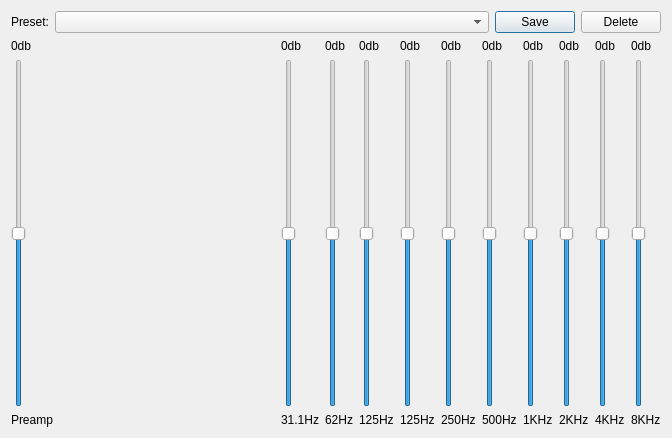
billlin0904/xamp2, file src/xamp/widget/equalizerdialog.ui: the form before one commit.
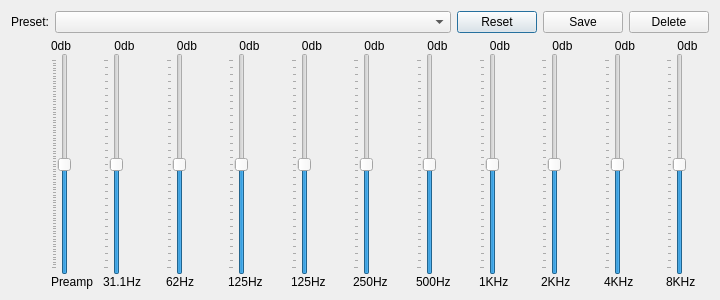
The form after the commit. Custom widgets are drawn as their Qt base class.

What changed in the file:
```diff
--- a/src/xamp/widget/equalizerdialog.ui
+++ b/src/xamp/widget/equalizerdialog.ui
@@ -6,16 +6,34 @@
    <rect>
     <x>0</x>
     <y>0</y>
-    <width>672</width>
-    <height>438</height>
+    <width>720</width>
+    <height>300</height>
    </rect>
   </property>
+  <property name="sizePolicy">
+   <sizepolicy hsizetype="Fixed" vsizetype="Fixed">
+    <horstretch>0</horstretch>
+    <verstretch>0</verstretch>
+   </sizepolicy>
+  </property>
+  <property name="minimumSize">
+   <size>
+    <width>720</width>
+    <height>300</height>
+   </size>
+  </property>
+  <property name="maximumSize">
+   <size>
+    <width>720</width>
+    <height>300</height>
+   </size>
+  </property>
   <property name="windowTitle">
    <string>Equalizer</string>
   </property>
   <layout class="QVBoxLayout" name="verticalLayout_13" stretch="0,1">
    <item>
-    <layout class="QHBoxLayout" name="horizontalLayout" stretch="0,1,0,0">
+    <layout class="QHBoxLayout" name="horizontalLayout" stretch="0,1,0,0,0">
      <item>
       <widget class="QLabel" name="label_23">
        <property name="text">
@@ -26,6 +44,13 @@
      <item>
       <widget class="QComboBox" name="eqPresetComboBox"/>
      </item>
+     <item>
+      <widget class="QPushButton" name="resetButton">
+       <property name="text">
+        <string>Reset</string>
+       </property>
+      </widget>
+     </item>
      <item>
       <widget class="QPushButton" name="pushButton">
        <property name="text">
@@ -43,14 +68,39 @@
     </layout>
    </item>
    <item>
-    <layout class="QHBoxLayout" name="horizontalLayout_3">
+    <layout class="QHBoxLayout" name="horizontalLayout_3" stretch="1,0,1">
+     <property name="spacing">
+      <number>0</number>
+     </property>
+     <item>
+      <spacer name="horizontalSpacer">
+       <property name="orientation">
+        <enum>Qt::Horizontal</enum>
+       </property>
+       <property name="sizeType">
+        <enum>QSizePolicy::Fixed</enum>
+       </property>
+       <property name="sizeHint" stdset="0">
+        <size>
+         <width>40</width>
+         <height>20</height>
+        </size>
+       </property>
+      </spacer>
+     </item>
      <item>
       <layout class="QVBoxLayout" name="verticalLayout_12">
+       <property name="spacing">
+        <number>0</number>
+       </property>
        <item>
         <widget class="QLabel" name="band1DbLabel_2">
          <property name="text">
           <string>0db</string>
          </property>
+         <property name="alignment">
+          <set>Qt::AlignLeading|Qt::AlignLeft|Qt::AlignVCenter</set>
+         </property>
         </widget>
        </item>
        <item>
@@ -64,6 +114,9 @@
          <property name="orientation">
           <enum>Qt::Vertical</enum>
          </property>
+         <property name="tickPosition">
+          <enum>QSlider::TicksAbove</enum>
+         </property>
         </widget>
        </item>
        <item>
@@ -77,13 +130,38 @@
      </item>
      <item>
       <layout class="QHBoxLayout" name="horizontalLayout_2">
+       <property name="spacing">
+        <number>20</number>
+       </property>
+       <item>
+        <spacer name="horizontalSpacer_2">
+         <property name="orientation">
+          <enum>Qt::Horizontal</enum>
+         </property>
+         <property name="sizeType">
+          <enum>QSizePolicy::Fixed</enum>
+         </property>
+         <property name="sizeHint" stdset="0">
+          <size>
+           <width>10</width>
+           <height>20</height>
+          </size>
+         </property>
+        </spacer>
+       </item>
        <item>
         <layout class="QVBoxLayout" name="verticalLayout">
+         <property name="spacing">
+          <number>0</number>
+         </property>
          <item>
           <widget class="QLabel" name="band1DbLabel">
            <property name="text">
             <string>0db</string>
            </property>
+           <property name="alignment">
+            <set>Qt::AlignCenter</set>
+           </property>
           </widget>
          </item>
          <item>
@@ -97,6 +175,9 @@
            <property name="orientation">
             <enum>Qt::Vertical</enum>
            </property>
+           <property name="tickPosition">
+            <enum>QSlider::TicksAbove</enum>
+           </property>
           </widget>
          </item>
          <item>
@@ -110,11 +191,17 @@
        </item>
        <item>
         <layout class="QVBoxLayout" name="verticalLayout_2">
+         <property name="spacing">
+          <number>0</number>
+         </property>
          <item>
           <widget class="QLabel" name="band2DbLabel">
            <property name="text">
             <string>0db</string>
            </property>
+           <property name="alignment">
+            <set>Qt::AlignCenter</set>
+           </property>
           </widget>
          </item>
          <item>
@@ -128,6 +215,9 @@
            <property name="orientation">
             <enum>Qt::Vertical</enum>
            </property>
+           <property name="tickPosition">
+            <enum>QSlider::TicksAbove</enum>
+           </property>
           </widget>
          </item>
          <item>
@@ -141,11 +231,17 @@
        </item>
        <item>
         <layout class="QVBoxLayout" name="verticalLayout_3">
+         <property name="spacing">
+          <number>0</number>
+         </property>
          <item>
           <widget class="QLabel" name="band3DbLabel">
            <property name="text">
             <string>0db</string>
            </property>
+           <property name="alignment">
+            <set>Qt::AlignCenter</set>
+           </property>
           </widget>
          </item>
          <item>
@@ -159,6 +255,9 @@
            <property name="orientation">
             <enum>Qt::Vertical</enum>
            </property>
+           <property name="tickPosition">
+            <enum>QSlider::TicksAbove</enum>
+           </property>
           </widget>
          </item>
          <item>
@@ -172,11 +271,17 @@
        </item>
        <item>
         <layout class="QVBoxLayout" name="verticalLayout_4">
+         <property name="spacing">
+          <number>0</number>
+         </property>
          <item>
           <widget class="QLabel" name="band4DbLabel">
            <property name="text">
             <string>0db</string>
            </property>
+           <property name="alignment">
+            <set>Qt::AlignCenter</set>
+           </property>
           </widget>
          </item>
          <item>
@@ -190,6 +295,9 @@
            <property name="orientation">
             <enum>Qt::Vertical</enum>
            </property>
+           <property name="tickPosition">
+            <enum>QSlider::TicksAbove</enum>
+           </property>
           </widget>
          </item>
          <item>
@@ -203,11 +311,17 @@
        </item>
        <item>
         <layout class="QVBoxLayout" name="verticalLayout_5">
+         <property name="spacing">
+          <number>0</number>
+         </property>
          <item>
           <widget class="QLabel" name="band5DbLabel">
            <property name="text">
             <string>0db</string>
            </property>
+           <property name="alignment">
+            <set>Qt::AlignCenter</set>
+           </property>
           </widget>
          </item>
          <item>
@@ -221,6 +335,9 @@
            <property name="orientation">
             <enum>Qt::Vertical</enum>
            </property>
+           <property name="tickPosition">
+            <enum>QSlider::TicksAbove</enum>
+           </property>
           </widget>
          </item>
          <item>
@@ -234,11 +351,17 @@
        </item>
        <item>
         <layout class="QVBoxLayout" name="verticalLayout_6">
+         <property name="spacing">
+          <number>0</number>
+         </property>
          <item>
           <widget class="QLabel" name="band6DbLabel">
            <property name="text">
             <string>0db</string>
            </property>
+           <property name="alignment">
+            <set>Qt::AlignCenter</set>
+           </property>
           </widget>
          </item>
          <item>
@@ -252,8 +375,8 @@
            <property name="orientation">
             <enum>Qt::Vertical</enum>
            </property>
-           <property name="tickInterval">
-            <number>1</number>
+           <property name="tickPosition">
+            <enum>QSlider::TicksAbove</enum>
            </property>
           </widget>
          </item>
@@ -268,11 +391,17 @@
        </item>
        <item>
         <layout class="QVBoxLayout" name="verticalLayout_7">
+         <property name="spacing">
+          <number>0</number>
+         </property>
          <item>
           <widget class="QLabel" name="band7DbLabel">
            <property name="text">
             <string>0db</string>
            </property>
+           <property name="alignment">
+            <set>Qt::AlignCenter</set>
+           </property>
           </widget>
          </item>
          <item>
@@ -286,6 +415,9 @@
            <property name="orientation">
             <enum>Qt::Vertical</enum>
            </property>
+           <property name="tickPosition">
+            <enum>QSlider::TicksAbove</enum>
+           </property>
           </widget>
          </item>
          <item>
@@ -299,11 +431,17 @@
        </item>
        <item>
         <layout class="QVBoxLayout" name="verticalLayout_8">
+         <property name="spacing">
+          <number>0</number>
+         </property>
          <item>
           <widget class="QLabel" name="band8DbLabel">
            <property name="text">
             <string>0db</string>
            </property>
+           <property name="alignment">
+            <set>Qt::AlignCenter</set>
+           </property>
           </widget>
          </item>
          <item>
@@ -317,6 +455,9 @@
            <property name="orientation">
             <enum>Qt::Vertical</enum>
            </property>
+           <property name="tickPosition">
+            <enum>QSlider::TicksAbove</enum>
+           </property>
           </widget>
          </item>
          <item>
@@ -330,11 +471,17 @@
        </item>
        <item>
         <layout class="QVBoxLayout" name="verticalLayout_9">
+         <property name="spacing">
+          <number>0</number>
+         </property>
          <item>
           <widget class="QLabel" name="band9DbLabel">
            <property name="text">
             <string>0db</string>
            </property>
+           <property name="alignment">
+            <set>Qt::AlignCenter</set>
+           </property>
           </widget>
          </item>
          <item>
@@ -348,6 +495,9 @@
            <property name="orientation">
             <enum>Qt::Vertical</enum>
            </property>
+           <property name="tickPosition">
+            <enum>QSlider::TicksAbove</enum>
+           </property>
           </widget>
          </item>
          <item>
@@ -361,11 +511,17 @@
        </item>
        <item>
         <layout class="QVBoxLayout" name="verticalLayout_10">
+         <property name="spacing">
+          <number>0</number>
+         </property>
          <item>
           <widget class="QLabel" name="band10DbLabel">
            <property name="text">
             <string>0db</string>
            </property>
+           <property name="alignment">
+            <set>Qt::AlignCenter</set>
+           </property>
           </widget>
          </item>
          <item>
@@ -379,6 +535,9 @@
            <property name="orientation">
             <enum>Qt::Vertical</enum>
            </property>
+           <property name="tickPosition">
+            <enum>QSlider::TicksAbove</enum>
+           </property>
           </widget>
          </item>
          <item>
```
Left out of the diff: 2 changed lines with no effect on the pictures.
